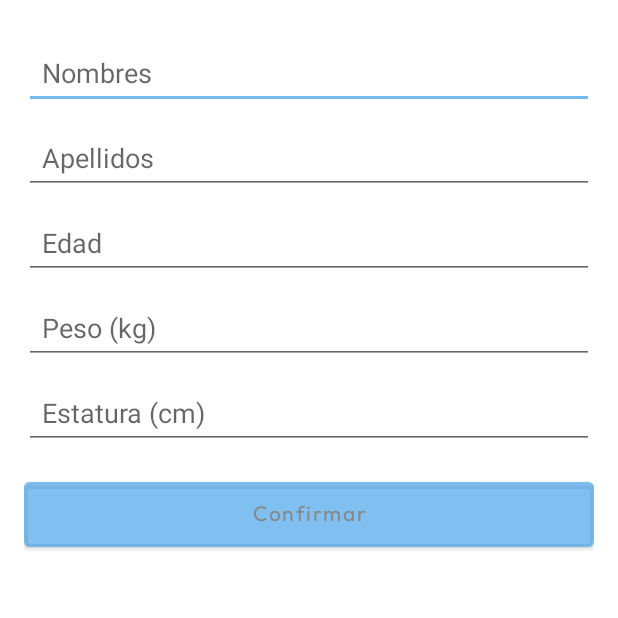
After one commit to fcastanoe/App-Mamitas, an Android app: the NewPatientActivity screen opened directly, with no data from a screen before it, on a phone screen of 412 x 824 dp, the top half of it. The commit adds this screen. Run offline under Robolectric (Android 15) with nearby library versions, the light colour scheme and no system bars.

Commit message:
Updated Activity Formulario

```diff
--- a/app/build.gradle.kts
+++ b/app/build.gradle.kts
@@ -3,6 +3,7 @@ plugins {
     alias(libs.plugins.kotlin.android)
     id("com.chaquo.python")
     id("kotlin-kapt")
+    id("kotlin-parcelize")
 }
 
 android {
--- /dev/null
+++ b/app/src/main/java/com/GCPDS/mamitas/NewPatientActivity.kt
@@ -0,0 +1,43 @@
+package com.GCPDS.mamitas
+
+import android.content.Intent
+import android.os.Bundle
+import android.widget.Button
+import android.widget.EditText
+import android.widget.Toast
+import androidx.activity.enableEdgeToEdge
+import androidx.appcompat.app.AppCompatActivity
+import androidx.core.view.ViewCompat
+import androidx.core.view.WindowInsetsCompat
+
+class NewPatientActivity : AppCompatActivity() {
+    override fun onCreate(savedInstanceState: Bundle?) {
+        super.onCreate(savedInstanceState)
+        setContentView(R.layout.activity_new_patient)
+
+        val etF = findViewById<EditText>(R.id.etFirstName)
+        val etL = findViewById<EditText>(R.id.etLastName)
+        val etAge = findViewById<EditText>(R.id.etAge)
+        val etW = findViewById<EditText>(R.id.etWeight)
+        val etH = findViewById<EditText>(R.id.etHeight)
+        val btn = findViewById<Button>(R.id.btnConfirm)
+
+        btn.setOnClickListener {
+            val first = etF.text.toString().trim()
+            val last  = etL.text.toString().trim()
+            if (first.isEmpty() || last.isEmpty()) {
+                Toast.makeText(this, "Nombre y apellido obligatorios", Toast.LENGTH_SHORT).show()
+                return@setOnClickListener
+            }
+            val patient = Patient(
+                first, last,
+                etAge.text.toString().toIntOrNull() ?: 0,
+                etW.text.toString().toFloatOrNull() ?: 0f,
+                etH.text.toString().toFloatOrNull() ?: 0f
+            )
+            val data = Intent().putExtra("newPatient", patient)
+            setResult(RESULT_OK, data)
+            finish()
+        }
+    }
+}
--- /dev/null
+++ b/app/src/main/res/layout/activity_new_patient.xml
@@ -0,0 +1,77 @@
+<?xml version="1.0" encoding="utf-8"?>
+<ScrollView
+    xmlns:android="http://schemas.android.com/apk/res/android"
+    android:layout_width="match_parent"
+    android:layout_height="match_parent"
+    android:background="@android:color/white"
+    android:padding="16dp">
+
+    <LinearLayout
+        android:orientation="vertical"
+        android:layout_width="match_parent"
+        android:layout_height="wrap_content">
+
+        <!-- Nombres -->
+        <EditText
+            android:id="@+id/etFirstName"
+            android:layout_width="match_parent"
+            android:layout_height="wrap_content"
+            android:minHeight="48dp"
+            android:padding="12dp"
+            android:hint="Nombres"
+            android:layout_marginTop="8dp"/>
+
+        <!-- Apellidos -->
+        <EditText
+            android:id="@+id/etLastName"
+            android:layout_width="match_parent"
+            android:layout_height="wrap_content"
+            android:minHeight="48dp"
+            android:padding="12dp"
+            android:hint="Apellidos"
+            android:layout_marginTop="8dp"/>
+
+        <!-- Edad -->
+        <EditText
+            android:id="@+id/etAge"
+            android:layout_width="match_parent"
+            android:layout_height="wrap_content"
+            android:minHeight="48dp"
+            android:padding="12dp"
+            android:hint="Edad"
+            android:inputType="number"
+            android:layout_marginTop="8dp"/>
+
+        <!-- Peso -->
+        <EditText
+            android:id="@+id/etWeight"
+            android:layout_width="match_parent"
+            android:layout_height="wrap_content"
+            android:minHeight="48dp"
+            android:padding="12dp"
+            android:hint="Peso (kg)"
+            android:inputType="numberDecimal"
+            android:layout_marginTop="8dp"/>
+
+        <!-- Estatura -->
+        <EditText
+            android:id="@+id/etHeight"
+            android:layout_width="match_parent"
+            android:layout_height="wrap_content"
+            android:minHeight="48dp"
+            android:padding="12dp"
+            android:hint="Estatura (cm)"
+            android:inputType="numberDecimal"
+            android:layout_marginTop="8dp"/>
+
+        <!-- Botón Confirmar -->
+        <Button
+            android:id="@+id/btnConfirm"
+            android:layout_width="match_parent"
+            android:layout_height="wrap_content"
+            android:text="Confirmar"
+            android:layout_marginTop="16dp"
+            android:minHeight="48dp"
+            android:padding="12dp"/>
+    </LinearLayout>
+</ScrollView>
```
Also changed, not shown: app/src/main/AndroidManifest.xml (+12 -12 lines), app/src/main/java/com/GCPDS/mamitas/FolderActivity.kt (added, +47 -0 lines), app/src/main/java/com/GCPDS/mamitas/FormularioActivity.kt (+79 -8 lines), app/src/main/java/com/GCPDS/mamitas/PatientAdapter.kt (added, +38 -0 lines), app/src/main/res/drawable/ic_arrow_back.xml (added, +8 -0 lines), app/src/main/res/drawable/ic_folder.xml (added, +7 -0 lines), app/src/main/res/drawable/ic_info.xml (added, +8 -0 lines), app/src/main/res/drawable/ic_more_vert.xml (added, +8 -0 lines), app/src/main/res/layout/activity_folder.xml (added, +21 -0 lines), app/src/main/res/layout/activity_formulario.xml (+75 -6 lines), app/src/main/res/layout/item_patient.xml (added, +52 -0 lines), app/src/main/res/menu/menu_folder.xml (added, +10 -0 lines).
